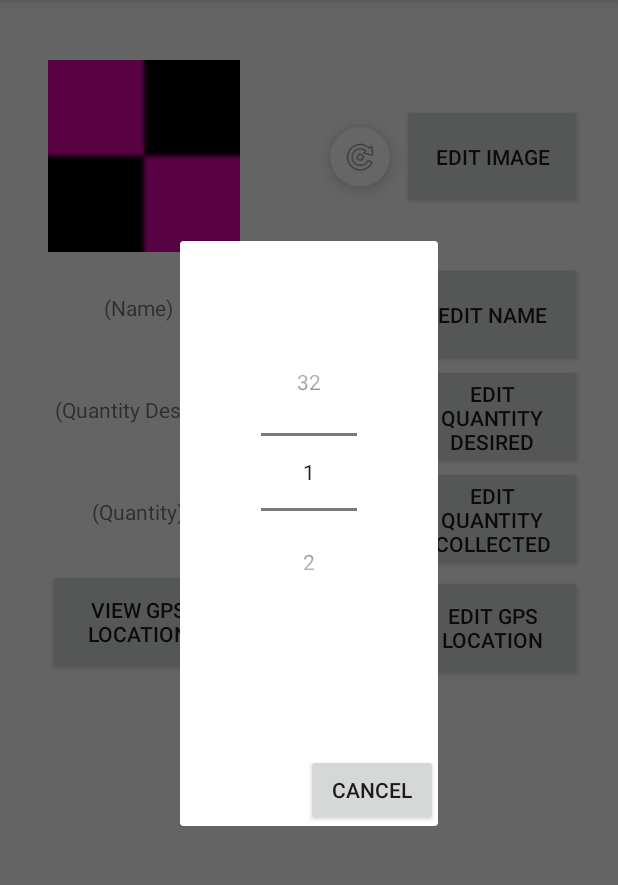
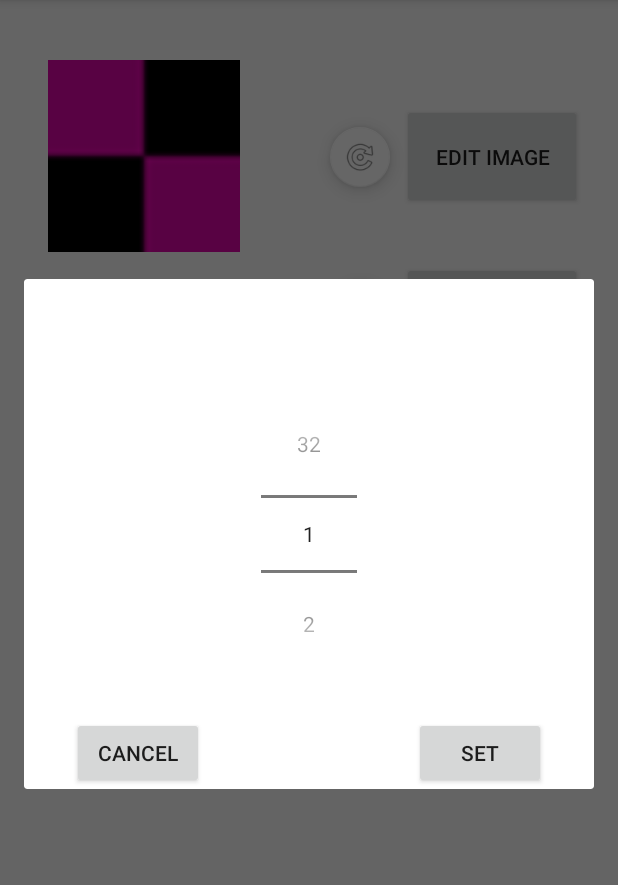
Before and after one commit to jrseducate/FuchsiaWorks, an Android app: the EditActivity screen opened directly, with no data from a screen before it, after a tap on "EDIT QUANTITY DESIRED", on a phone screen of 412 x 824 dp, the part 84-969 px from its top. Run offline under Robolectric (Android 15) with nearby library versions, the phone set to English and light mode, and no system bars; pictures from the network do not load; 6 statements that could not run were skipped.

Commit message:
Added permission handler, Removed static references to activities...
Added permission handler
Removed static references to activities
Fixed nullPointer error for itemEditing in EditActivity
Adjusted layout to fit dialog_number properly

```diff
--- a/FuchsiaworksWishlist/app/src/main/AndroidManifest.xml
+++ b/FuchsiaworksWishlist/app/src/main/AndroidManifest.xml
@@ -1,13 +1,14 @@
 <?xml version="1.0" encoding="utf-8"?>
-<manifest xmlns:android="http://schemas.android.com/apk/res/android"
+<manifest
+    xmlns:android="http://schemas.android.com/apk/res/android"
     package="com.fuchsiaworks.fuchsiaworkswishlist">
 
     <uses-permission android:name="android.permission.INTERNET" />
+    <uses-feature android:name="android.hardware.camera"/>
     <uses-permission android:name="android.permission.CAMERA"/>
     <uses-permission android:name="android.permission.READ_EXTERNAL_STORAGE"/>
     <uses-permission android:name="android.permission.ACCESS_FINE_LOCATION" />
     <uses-permission android:name="android.permission.ACCESS_COURSE_LOCATION" />
-    <uses-feature android:name="android.hardware.camera"/>
 
     <application
         android:allowBackup="true"
--- a/FuchsiaworksWishlist/app/src/main/java/com/fuchsiaworks/fuchsiaworkswishlist/EditActivity.java
+++ b/FuchsiaworksWishlist/app/src/main/java/com/fuchsiaworks/fuchsiaworkswishlist/EditActivity.java
@@ -1,17 +1,14 @@
 package com.fuchsiaworks.fuchsiaworkswishlist;
 
-import android.Manifest;
 import android.app.Dialog;
 import android.content.Context;
 import android.content.DialogInterface;
 import android.content.Intent;
-import android.content.pm.PackageManager;
+import android.content.SharedPreferences;
 import android.location.Location;
-import android.location.LocationManager;
 import android.net.Uri;
 import android.os.Bundle;
 import android.support.design.widget.FloatingActionButton;
-import android.support.v4.app.ActivityCompat;
 import android.support.v7.app.AlertDialog;
 import android.support.v7.app.AppCompatActivity;
 import android.text.InputType;
@@ -33,10 +30,10 @@ import java.util.Locale;
 
 public class EditActivity extends AppCompatActivity
 {
-    private static EditActivity editActivity;
-    private static Context context;
 
     static WishlistItem itemEditing;
+    static SharedPreferences sharedPreferences;
+    static WishlistAdapter wishlistAdapter;
 
     private int PICK_IMAGE_REQUEST = 1;
 
@@ -45,11 +42,9 @@ public class EditActivity extends AppCompatActivity
     TextView txtQuantity;
     TextView txtQuantityDesired;
 
-    boolean stillEditing = false;
-
     static void saveItemEditing()
     {
-        MainActivity.mainActivity.wishlistAdapter.saveWishlistItem(MainActivity.mainActivity.sharedPreferences, itemEditing);
+        wishlistAdapter.saveWishlistItem(sharedPreferences, itemEditing);
     }
 
     @Override
@@ -57,21 +52,16 @@ public class EditActivity extends AppCompatActivity
     {
         super.onStop();
 
-        if (!stillEditing)
-        {
-            MainActivity.mainActivity.wishlistAdapter.notifyDataSetChanged();
-            itemEditing = null;
-        }
+        wishlistAdapter.notifyDataSetChanged();
     }
 
     @Override
     protected void onCreate(Bundle savedInstanceState)
     {
-        editActivity = this;
-        context = editActivity.getApplicationContext();
+        final EditActivity editActivity = this;
+        final Context context = editActivity.getApplicationContext();
 
         super.onCreate(savedInstanceState);
-
         setContentView(R.layout.edit_item);
 
         image = (ImageView) findViewById(R.id.ei_imgImage);
@@ -87,8 +77,6 @@ public class EditActivity extends AppCompatActivity
             @Override
             public void onClick(View v)
             {
-                stillEditing = true;
-
                 Intent intent = new Intent();
                 intent.setType("image/*");
                 intent.setAction(Intent.ACTION_GET_CONTENT);
@@ -119,7 +107,7 @@ public class EditActivity extends AppCompatActivity
                     public void onClick(DialogInterface dialog, int which)
                     {
                         String nameOverride = input.getText().toString();
-                        if (nameOverride != null && !nameOverride.isEmpty())
+                        if (!nameOverride.isEmpty())
                         {
                             itemEditing.nameOverride = nameOverride;
                             txtName.setText(itemEditing.nameOverride);
@@ -169,8 +157,7 @@ public class EditActivity extends AppCompatActivity
                     @Override
                     public void onClick(View v)
                     {
-                        int quantityDesired = numberPicker.getValue();
-                        itemEditing.quantityDesired = quantityDesired;
+                        itemEditing.quantityDesired = numberPicker.getValue();
                         txtQuantityDesired.setText(String.valueOf(itemEditing.quantityDesired));
 
                         saveItemEditing();
@@ -214,8 +201,7 @@ public class EditActivity extends AppCompatActivity
                     @Override
                     public void onClick(View v)
                     {
-                        int quantity = numberPicker.getValue();
-                        itemEditing.quantity = quantity;
+                        itemEditing.quantity = numberPicker.getValue();
                         txtQuantity.setText(String.valueOf(itemEditing.quantity));
 
                         saveItemEditing();
@@ -268,10 +254,9 @@ public class EditActivity extends AppCompatActivity
             {
                 if (itemEditing.gpsSet)
                 {
-                    stillEditing = true;
                     if (itemEditing.gpsLocation != null)
                     {
-
+                        //TODO(Jeremy); Display location using landmark
                     } else
                     {
                         String uri = String.format(Locale.ENGLISH, "geo:%f,%f?q=\"%f,%f\"", itemEditing.gpsLatitude, itemEditing.gpsLongitude, itemEditing.gpsLatitude, itemEditing.gpsLongitude);
@@ -294,7 +279,7 @@ public class EditActivity extends AppCompatActivity
             @Override
             public void onClick(View v)
             {
-
+                //TODO(Jeremy): Add ability to choose landmark from google maps
             }
         });
 
@@ -304,10 +289,17 @@ public class EditActivity extends AppCompatActivity
             @Override
             public void onClick(View v)
             {
-                Location location = MainActivity.mainActivity.getLastBestLocation();
+                Location location = PermissionHandler.handler.getLastBestLocation(editActivity);
 
-                itemEditing.gpsLatitude = location.getLatitude();
-                itemEditing.gpsLongitude = location.getLongitude();
+                if (location != null)
+                {
+                    itemEditing.gpsLatitude = location.getLatitude();
+                    itemEditing.gpsLongitude = location.getLongitude();
+                }
+                else
+                {
+                    PermissionHandler.handler.getPermissionForLocation(editActivity);
+                }
 
                 itemEditing.gpsSet = true;
                 saveItemEditing();
@@ -361,7 +353,11 @@ public class EditActivity extends AppCompatActivity
             saveItemEditing();
             updateDisplay();
         }
+    }
 
-        stillEditing = false;
+    @Override
+    public void onRequestPermissionsResult(int requestCode, String permissions[], int[] grantResults)
+    {
+        PermissionHandler.handler.onRequestPermissionsResult(this, requestCode, permissions, grantResults);
     }
 }
--- a/FuchsiaworksWishlist/app/src/main/res/layout/dialog_number.xml
+++ b/FuchsiaworksWishlist/app/src/main/res/layout/dialog_number.xml
@@ -1,7 +1,26 @@
 <RelativeLayout xmlns:android="http://schemas.android.com/apk/res/android"
-    android:layout_width="fill_parent"
-    android:layout_height="fill_parent"
+                xmlns:app="http://schemas.android.com/apk/res-auto"
+                xmlns:tools="http://schemas.android.com/tools"
+                android:layout_width="wrap_content"
+                android:layout_height="wrap_content"
                 android:screenOrientation="portrait">
+
+    <android.support.constraint.ConstraintLayout
+        android:layout_width="match_parent"
+        android:layout_height="wrap_content">
+
+        <Button
+            android:id="@+id/dn_btnSet"
+            android:layout_width="wrap_content"
+            android:layout_height="wrap_content"
+            android:layout_alignBaseline="@+id/dn_btnCancel"
+            android:layout_alignBottom="@+id/dn_btnCancel"
+            android:layout_marginRight="32dp"
+            android:layout_marginTop="32dp"
+            android:layout_toLeftOf="@+id/dn_numberPicker"
+            android:text="Set"
+            app:layout_constraintRight_toRightOf="parent"
+            app:layout_constraintTop_toBottomOf="@+id/dn_numberPicker"/>
 
         <NumberPicker
             android:id="@+id/dn_numberPicker"
@@ -9,26 +28,26 @@
             android:layout_height="wrap_content"
             android:layout_alignParentTop="true"
             android:layout_centerHorizontal="true"
-        android:layout_marginTop="64dp" />
+            android:layout_marginBottom="8dp"
+            android:layout_marginLeft="8dp"
+            android:layout_marginRight="8dp"
+            android:layout_marginTop="8dp"
+            app:layout_constraintBottom_toBottomOf="parent"
+            app:layout_constraintLeft_toLeftOf="parent"
+            app:layout_constraintRight_toRightOf="parent"
+            app:layout_constraintTop_toTopOf="parent"/>
 
         <Button
             android:id="@+id/dn_btnCancel"
             android:layout_width="wrap_content"
             android:layout_height="wrap_content"
             android:layout_below="@+id/dn_numberPicker"
-        android:layout_marginLeft="20dp"
-        android:layout_marginTop="98dp"
+            android:layout_marginLeft="32dp"
+            android:layout_marginTop="32dp"
             android:layout_toRightOf="@+id/dn_numberPicker"
-        android:text="Cancel" />
-
-    <Button
-        android:id="@+id/dn_btnSet"
-        android:layout_width="wrap_content"
-        android:layout_height="wrap_content"
-        android:layout_alignBaseline="@+id/dn_btnCancel"
-        android:layout_alignBottom="@+id/dn_btnCancel"
-        android:layout_marginRight="16dp"
-        android:layout_toLeftOf="@+id/dn_numberPicker"
-        android:text="Set" />
+            android:text="Cancel"
+            app:layout_constraintLeft_toLeftOf="parent"
+            app:layout_constraintTop_toBottomOf="@+id/dn_numberPicker"/>
+    </android.support.constraint.ConstraintLayout>
 
 </RelativeLayout>
```
Also changed, not shown: FuchsiaworksWishlist/app/src/main/java/com/fuchsiaworks/fuchsiaworkswishlist/MainActivity.java (+51 -63 lines), FuchsiaworksWishlist/app/src/main/java/com/fuchsiaworks/fuchsiaworkswishlist/PermissionHandler.java (added, +96 -0 lines), FuchsiaworksWishlist/app/src/main/java/com/fuchsiaworks/fuchsiaworkswishlist/WishlistAdapter.java (+31 -36 lines). Lines whose indentation alone changed are shown as unchanged.
